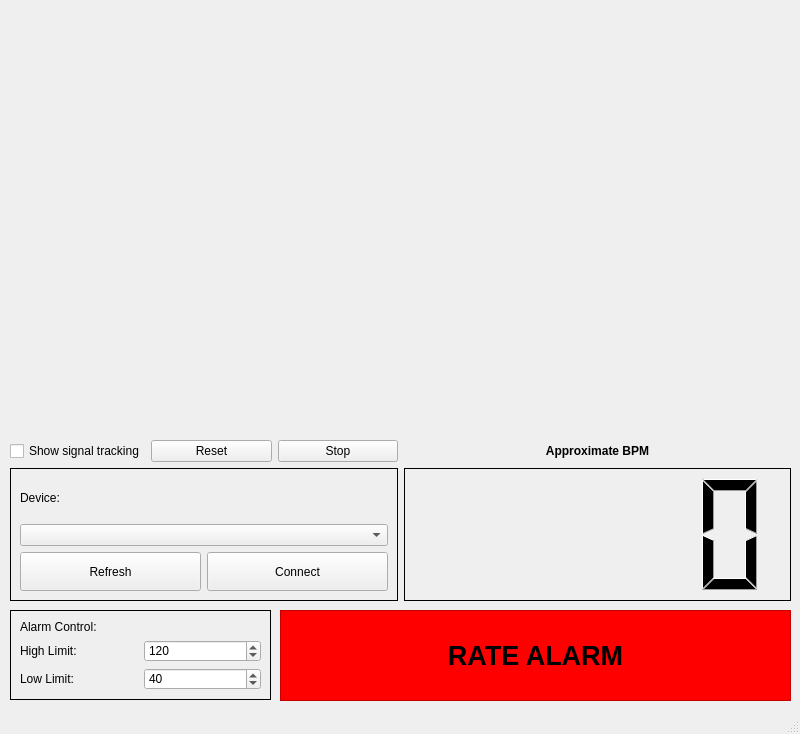
The window that ecg_viewer_window.ui (HTM-Workshop/ECG-Viewer) describes before a commit, drawn with Qt 5.
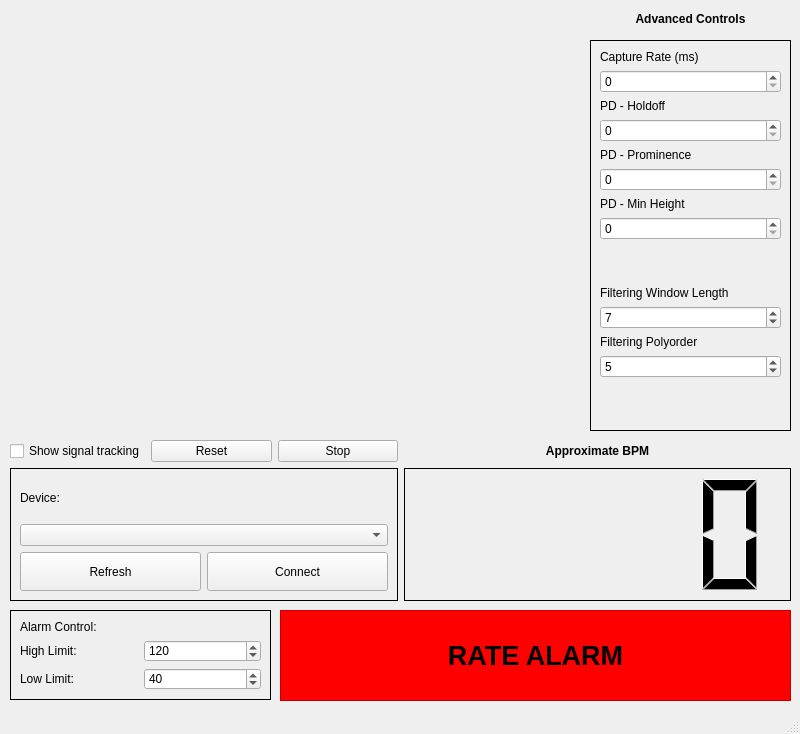
The same window after the commit. Icons and pictures are not drawn. Custom widgets are drawn as their Qt base class.

Commit message:
Added advanced controls to modify filter on the fly
CAPTURE CONTROLS NOT CONNECTED YET

```diff
--- a/ecg_viewer_window.ui
+++ b/ecg_viewer_window.ui
@@ -35,7 +35,7 @@
      <rect>
       <x>10</x>
       <y>10</y>
-      <width>781</width>
+      <width>571</width>
       <height>421</height>
      </rect>
     </property>
@@ -277,6 +277,148 @@
      </property>
     </widget>
    </widget>
+   <widget class="QFrame" name="gridFrame_2">
+    <property name="geometry">
+     <rect>
+      <x>590</x>
+      <y>40</y>
+      <width>201</width>
+      <height>391</height>
+     </rect>
+    </property>
+    <property name="frameShape">
+     <enum>QFrame::Box</enum>
+    </property>
+    <layout class="QGridLayout" name="gridLayout_4">
+     <item row="0" column="0">
+      <layout class="QVBoxLayout" name="verticalLayout">
+       <item>
+        <widget class="QLabel" name="label_7">
+         <property name="text">
+          <string>Capture Rate (ms)</string>
+         </property>
+        </widget>
+       </item>
+       <item>
+        <widget class="QSpinBox" name="capture_rate_box"/>
+       </item>
+       <item>
+        <widget class="QLabel" name="label_8">
+         <property name="text">
+          <string>PD - Holdoff</string>
+         </property>
+        </widget>
+       </item>
+       <item>
+        <widget class="QSpinBox" name="holdoff_box"/>
+       </item>
+       <item>
+        <widget class="QLabel" name="label_9">
+         <property name="text">
+          <string>PD - Prominence</string>
+         </property>
+        </widget>
+       </item>
+       <item>
+        <widget class="QSpinBox" name="prominence_box"/>
+       </item>
+       <item>
+        <widget class="QLabel" name="label_12">
+         <property name="text">
+          <string>PD - Min Height</string>
+         </property>
+        </widget>
+       </item>
+       <item>
+        <widget class="QSpinBox" name="height_box"/>
+       </item>
+       <item>
+        <spacer name="verticalSpacer">
+         <property name="orientation">
+          <enum>Qt::Vertical</enum>
+         </property>
+         <property name="sizeHint" stdset="0">
+          <size>
+           <width>20</width>
+           <height>40</height>
+          </size>
+         </property>
+        </spacer>
+       </item>
+      </layout>
+     </item>
+     <item row="1" column="0">
+      <layout class="QVBoxLayout" name="verticalLayout_3">
+       <item>
+        <widget class="QLabel" name="label_10">
+         <property name="text">
+          <string>Filtering Window Length</string>
+         </property>
+        </widget>
+       </item>
+       <item>
+        <widget class="QSpinBox" name="window_length_box">
+         <property name="singleStep">
+          <number>2</number>
+         </property>
+         <property name="value">
+          <number>7</number>
+         </property>
+        </widget>
+       </item>
+       <item>
+        <widget class="QLabel" name="label_11">
+         <property name="text">
+          <string>Filtering Polyorder</string>
+         </property>
+        </widget>
+       </item>
+       <item>
+        <widget class="QSpinBox" name="polyorder_box">
+         <property name="value">
+          <number>5</number>
+         </property>
+        </widget>
+       </item>
+       <item>
+        <spacer name="verticalSpacer_2">
+         <property name="orientation">
+          <enum>Qt::Vertical</enum>
+         </property>
+         <property name="sizeHint" stdset="0">
+          <size>
+           <width>20</width>
+           <height>40</height>
+          </size>
+         </property>
+        </spacer>
+       </item>
+      </layout>
+     </item>
+    </layout>
+   </widget>
+   <widget class="QLabel" name="label_6">
+    <property name="geometry">
+     <rect>
+      <x>590</x>
+      <y>10</y>
+      <width>201</width>
+      <height>17</height>
+     </rect>
+    </property>
+    <property name="font">
+     <font>
+      <weight>75</weight>
+      <bold>true</bold>
+     </font>
+    </property>
+    <property name="text">
+     <string>Advanced Controls</string>
+    </property>
+    <property name="alignment">
+     <set>Qt::AlignCenter</set>
+    </property>
+   </widget>
   </widget>
   <widget class="QStatusBar" name="statusBar"/>
  </widget>
```
The commit also changes 2 other files.
